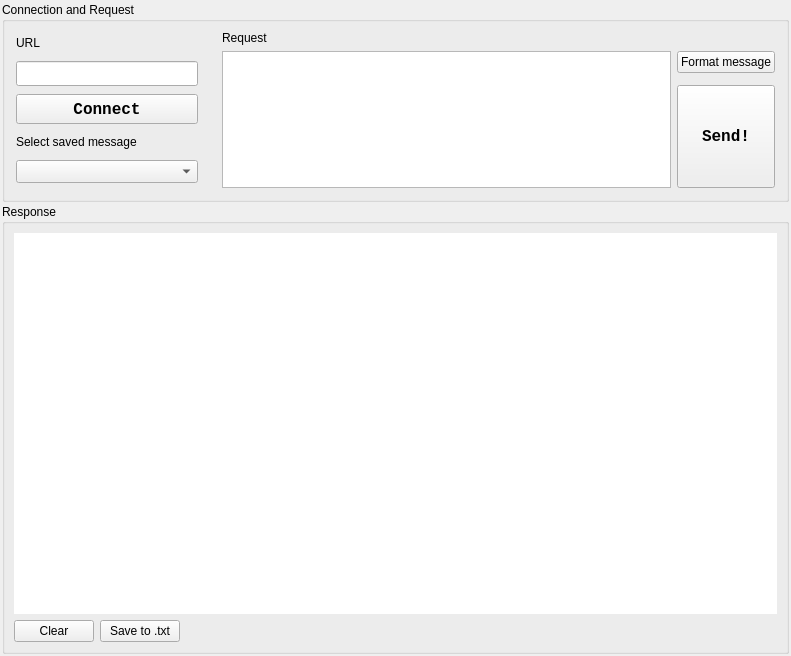
The window that src/CustomTabWidget.ui (junioramilson/json-websocket-client) describes before a commit, drawn with Qt 5.
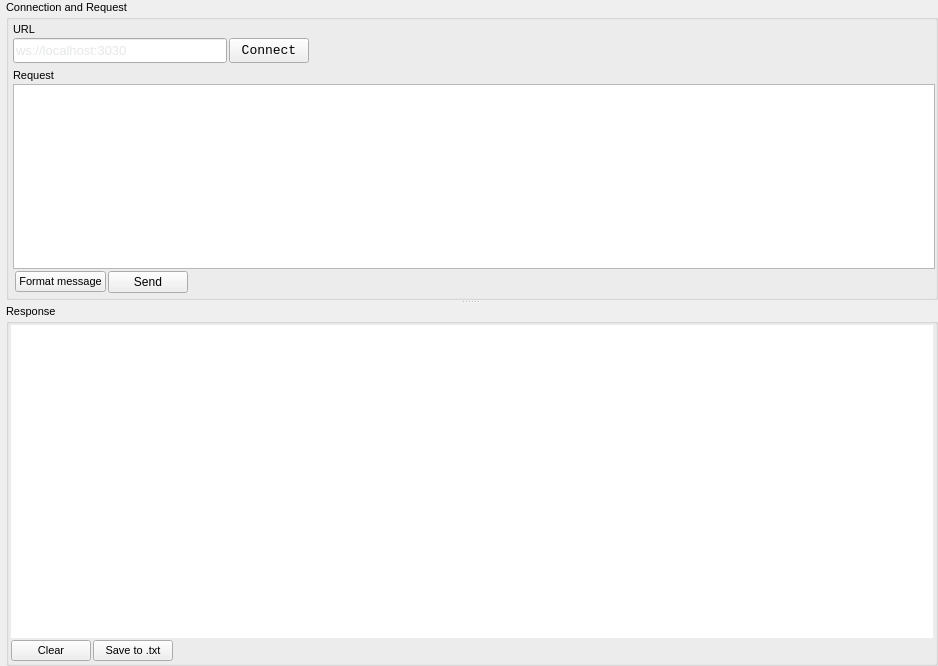
The same window after the commit.

What changed in the file:
```diff
--- a/src/CustomTabWidget.ui
+++ b/src/CustomTabWidget.ui
@@ -6,8 +6,8 @@
    <rect>
     <x>0</x>
     <y>0</y>
-    <width>791</width>
-    <height>656</height>
+    <width>938</width>
+    <height>666</height>
    </rect>
   </property>
   <property name="font">
@@ -18,24 +18,49 @@
   <property name="windowTitle">
    <string>Form</string>
   </property>
+  <layout class="QGridLayout" name="gridLayout_5">
+   <property name="leftMargin">
+    <number>2</number>
+   </property>
+   <property name="topMargin">
+    <number>0</number>
+   </property>
+   <property name="rightMargin">
+    <number>0</number>
+   </property>
+   <property name="bottomMargin">
+    <number>0</number>
+   </property>
+   <property name="spacing">
+    <number>0</number>
+   </property>
+   <item row="0" column="0">
+    <widget class="QSplitter" name="splitter">
+     <property name="orientation">
+      <enum>Qt::Vertical</enum>
+     </property>
+     <widget class="QWidget" name="gridLayoutWidget">
   <layout class="QGridLayout" name="gridLayout">
    <property name="leftMargin">
-    <number>2</number>
+        <number>4</number>
    </property>
    <property name="topMargin">
-    <number>2</number>
+        <number>0</number>
    </property>
    <property name="rightMargin">
-    <number>2</number>
-   </property>
-   <property name="bottomMargin">
-    <number>2</number>
+        <number>0</number>
    </property>
    <property name="spacing">
-    <number>2</number>
+        <number>0</number>
    </property>
    <item row="0" column="0">
     <widget class="QGroupBox" name="groupBox">
+         <property name="sizePolicy">
+          <sizepolicy hsizetype="MinimumExpanding" vsizetype="MinimumExpanding">
+           <horstretch>0</horstretch>
+           <verstretch>0</verstretch>
+          </sizepolicy>
+         </property>
      <property name="minimumSize">
       <size>
        <width>0</width>
@@ -50,26 +75,36 @@
      </property>
      <property name="font">
       <font>
-       <family>Nirmala UI</family>
+           <family>Segoe UI</family>
+           <pointsize>8</pointsize>
        <weight>50</weight>
        <bold>false</bold>
       </font>
      </property>
+         <property name="layoutDirection">
+          <enum>Qt::LeftToRight</enum>
+         </property>
      <property name="title">
       <string>Connection and Request</string>
      </property>
      <property name="flat">
       <bool>true</bool>
      </property>
-     <layout class="QHBoxLayout" name="horizontalLayout">
+         <property name="checkable">
+          <bool>false</bool>
+         </property>
+         <layout class="QVBoxLayout" name="verticalLayout" stretch="0,0">
+          <property name="spacing">
+           <number>2</number>
+          </property>
       <property name="leftMargin">
        <number>2</number>
       </property>
       <property name="topMargin">
-       <number>0</number>
+           <number>2</number>
       </property>
       <property name="rightMargin">
-       <number>2</number>
+           <number>0</number>
       </property>
       <property name="bottomMargin">
        <number>2</number>
@@ -78,14 +113,14 @@
        <widget class="QFrame" name="frame">
         <property name="minimumSize">
          <size>
-          <width>0</width>
-          <height>150</height>
+              <width>300</width>
+              <height>0</height>
          </size>
         </property>
         <property name="maximumSize">
          <size>
           <width>200</width>
-          <height>180</height>
+              <height>50</height>
          </size>
         </property>
         <property name="frameShape">
@@ -97,58 +132,23 @@
         <property name="lineWidth">
          <number>0</number>
         </property>
-        <layout class="QGridLayout" name="gridLayout_3">
+            <layout class="QGridLayout" name="gridLayout_2">
+             <property name="leftMargin">
+              <number>2</number>
+             </property>
+             <property name="topMargin">
+              <number>2</number>
+             </property>
+             <property name="rightMargin">
+              <number>2</number>
+             </property>
+             <property name="bottomMargin">
+              <number>2</number>
+             </property>
+             <property name="spacing">
+              <number>2</number>
+             </property>
          <item row="1" column="0">
-          <widget class="QLineEdit" name="urlTextInput">
-           <property name="minimumSize">
-            <size>
-             <width>0</width>
-             <height>25</height>
-            </size>
-           </property>
-           <property name="font">
-            <font>
-             <family>Consolas</family>
-             <pointsize>9</pointsize>
-             <weight>75</weight>
-             <bold>true</bold>
-             <underline>true</underline>
-             <stylestrategy>PreferAntialias</stylestrategy>
-            </font>
-           </property>
-           <property name="styleSheet">
-            <string notr="true">#urlTextInput {
-  color: #00aaff;
-	background-color: '#252525';
-}</string>
-           </property>
-          </widget>
-         </item>
-         <item row="4" column="0">
-          <widget class="QComboBox" name="comboBox">
-           <property name="font">
-            <font>
-             <pointsize>10</pointsize>
-             <weight>75</weight>
-             <bold>true</bold>
-            </font>
-           </property>
-          </widget>
-         </item>
-         <item row="3" column="0">
-          <widget class="QLabel" name="label_3">
-           <property name="maximumSize">
-            <size>
-             <width>16777215</width>
-             <height>20</height>
-            </size>
-           </property>
-           <property name="text">
-            <string>Select saved message</string>
-           </property>
-          </widget>
-         </item>
-         <item row="0" column="0">
           <widget class="QLabel" name="label">
            <property name="sizePolicy">
             <sizepolicy hsizetype="Preferred" vsizetype="Fixed">
@@ -162,25 +162,68 @@
              <height>20</height>
             </size>
            </property>
+               <property name="font">
+                <font>
+                 <family>Segoe UI</family>
+                 <pointsize>8</pointsize>
+                 <weight>50</weight>
+                 <bold>false</bold>
+                </font>
+               </property>
            <property name="text">
             <string>URL</string>
            </property>
           </widget>
          </item>
-         <item row="2" column="0">
+             <item row="3" column="0">
+              <widget class="QLineEdit" name="urlTextInput">
+               <property name="minimumSize">
+                <size>
+                 <width>0</width>
+                 <height>25</height>
+                </size>
+               </property>
+               <property name="font">
+                <font>
+                 <family>Segoe UI</family>
+                 <pointsize>10</pointsize>
+                 <weight>50</weight>
+                 <bold>false</bold>
+                 <underline>false</underline>
+                 <stylestrategy>PreferAntialias</stylestrategy>
+                </font>
+               </property>
+               <property name="styleSheet">
+                <string notr="true">#urlTextInput {
+  color: rgb(203, 208, 207);
+	background-color: '#rgb(208, 223, 223)';
+}</string>
+               </property>
+               <property name="inputMask">
+                <string/>
+               </property>
+               <property name="text">
+                <string/>
+               </property>
+               <property name="placeholderText">
+                <string>ws://localhost:3030</string>
+               </property>
+              </widget>
+             </item>
+             <item row="3" column="2">
           <widget class="QPushButton" name="connectBtn">
            <property name="minimumSize">
             <size>
              <width>0</width>
-             <height>30</height>
+                 <height>25</height>
             </size>
            </property>
            <property name="font">
             <font>
              <family>Consolas</family>
-             <pointsize>12</pointsize>
-             <weight>75</weight>
-             <bold>true</bold>
+                 <pointsize>10</pointsize>
+                 <weight>50</weight>
+                 <bold>false</bold>
             </font>
            </property>
            <property name="styleSheet">
@@ -196,6 +239,12 @@
       </item>
       <item>
        <widget class="QFrame" name="frame_2">
+            <property name="minimumSize">
+             <size>
+              <width>0</width>
+              <height>50</height>
+             </size>
+            </property>
         <property name="frameShape">
          <enum>QFrame::NoFrame</enum>
         </property>
@@ -205,15 +254,23 @@
         <property name="lineWidth">
          <number>0</number>
         </property>
-        <layout class="QGridLayout" name="gridLayout_4">
-         <item row="1" column="1">
-          <widget class="QPushButton" name="formatMessageBtn">
-           <property name="text">
-            <string>Format message</string>
-           </property>
-          </widget>
-         </item>
-         <item row="0" column="0" alignment="Qt::AlignTop">
+            <layout class="QGridLayout" name="gridLayout_3">
+             <property name="leftMargin">
+              <number>2</number>
+             </property>
+             <property name="topMargin">
+              <number>2</number>
+             </property>
+             <property name="rightMargin">
+              <number>0</number>
+             </property>
+             <property name="bottomMargin">
+              <number>2</number>
+             </property>
+             <property name="spacing">
+              <number>2</number>
+             </property>
+             <item row="0" column="0" colspan="3">
           <widget class="QLabel" name="label_2">
            <property name="maximumSize">
             <size>
@@ -221,16 +278,91 @@
              <height>25</height>
             </size>
            </property>
+               <property name="font">
+                <font>
+                 <family>Segoe UI</family>
+                 <pointsize>8</pointsize>
+                 <weight>50</weight>
+                 <bold>false</bold>
+                </font>
+               </property>
            <property name="text">
             <string>Request</string>
            </property>
           </widget>
          </item>
-         <item row="1" column="0" rowspan="3">
-          <widget class="QPlainTextEdit" name="messageTextInput">
+             <item row="2" column="3">
+              <spacer name="horizontalSpacer_2">
+               <property name="orientation">
+                <enum>Qt::Horizontal</enum>
+               </property>
+               <property name="sizeHint" stdset="0">
+                <size>
+                 <width>40</width>
+                 <height>20</height>
+                </size>
+               </property>
+              </spacer>
+             </item>
+             <item row="2" column="1">
+              <widget class="QPushButton" name="formatMessageBtn">
            <property name="font">
             <font>
-             <family>Consolas</family>
+                 <family>Segoe UI</family>
+                 <pointsize>8</pointsize>
+                 <weight>50</weight>
+                 <bold>false</bold>
+                </font>
+               </property>
+               <property name="text">
+                <string>Format message</string>
+               </property>
+               <property name="flat">
+                <bool>false</bool>
+               </property>
+              </widget>
+             </item>
+             <item row="2" column="2">
+              <widget class="QPushButton" name="sendMessageBtn">
+               <property name="sizePolicy">
+                <sizepolicy hsizetype="Minimum" vsizetype="Preferred">
+                 <horstretch>0</horstretch>
+                 <verstretch>0</verstretch>
+                </sizepolicy>
+               </property>
+               <property name="minimumSize">
+                <size>
+                 <width>0</width>
+                 <height>0</height>
+                </size>
+               </property>
+               <property name="font">
+                <font>
+                 <family>Segoe UI</family>
+                 <pointsize>9</pointsize>
+                 <weight>50</weight>
+                 <bold>false</bold>
+                </font>
+               </property>
+               <property name="styleSheet">
+                <string notr="true"/>
+               </property>
+               <property name="text">
+                <string>Send</string>
+               </property>
+              </widget>
+             </item>
+             <item row="1" column="0" colspan="4">
+              <widget class="QTextEdit" name="messageTextInput">
+               <property name="minimumSize">
+                <size>
+                 <width>0</width>
+                 <height>50</height>
+                </size>
+               </property>
+               <property name="font">
+                <font>
+                 <family>JetBrains Mono</family>
              <pointsize>9</pointsize>
             </font>
            </property>
@@ -245,60 +377,9 @@
            <property name="sizeAdjustPolicy">
             <enum>QAbstractScrollArea::AdjustToContents</enum>
            </property>
-           <property name="documentTitle">
-            <string>Test</string>
-           </property>
-           <property name="lineWrapMode">
-            <enum>QPlainTextEdit::WidgetWidth</enum>
-           </property>
-           <property name="overwriteMode">
-            <bool>false</bool>
-           </property>
-           <property name="tabStopWidth">
-            <number>8</number>
-           </property>
-           <property name="cursorWidth">
-            <number>2</number>
-           </property>
-           <property name="textInteractionFlags">
-            <set>Qt::LinksAccessibleByKeyboard|Qt::LinksAccessibleByMouse|Qt::TextBrowserInteraction|Qt::TextEditable|Qt::TextEditorInteraction|Qt::TextSelectableByKeyboard|Qt::TextSelectableByMouse</set>
-           </property>
-           <property name="backgroundVisible">
-            <bool>false</bool>
-           </property>
-           <property name="centerOnScroll">
-            <bool>false</bool>
-           </property>
-          </widget>
-         </item>
-         <item row="3" column="1">
-          <widget class="QPushButton" name="sendMessageBtn">
-           <property name="sizePolicy">
-            <sizepolicy hsizetype="Minimum" vsizetype="Expanding">
-             <horstretch>0</horstretch>
-             <verstretch>0</verstretch>
-            </sizepolicy>
-           </property>
-           <property name="minimumSize">
-            <size>
-             <width>0</width>
-             <height>0</height>
-            </size>
-           </property>
-           <property name="font">
-            <font>
-             <family>Consolas</family>
-             <pointsize>12</pointsize>
-             <weight>75</weight>
-             <bold>true</bold>
-            </font>
-           </property>
-           <property name="styleSheet">
-            <string notr="true"/>
-           </property>
-           <property name="text">
-            <string>Send!</string>
-           </property>
+              </widget>
+             </item>
+            </layout>
           </widget>
          </item>
         </layout>
@@ -306,18 +387,29 @@
       </item>
      </layout>
     </widget>
-   </item>
-   <item row="1" column="0">
+     <widget class="QWidget" name="gridLayoutWidget_2">
+      <layout class="QGridLayout" name="gridLayout_4">
+       <property name="leftMargin">
+        <number>4</number>
+       </property>
+       <property name="topMargin">
+        <number>0</number>
+       </property>
+       <property name="spacing">
+        <number>0</number>
+       </property>
+       <item row="0" column="0">
     <widget class="QGroupBox" name="groupBox_2">
      <property name="minimumSize">
       <size>
        <width>500</width>
-       <height>450</height>
+           <height>200</height>
       </size>
      </property>
      <property name="font">
       <font>
-       <family>Nirmala UI</family>
+           <family>Segoe UI</family>
+           <pointsize>8</pointsize>
        <weight>50</weight>
        <bold>false</bold>
       </font>
@@ -329,12 +421,27 @@
       <bool>true</bool>
      </property>
      <layout class="QVBoxLayout" name="verticalLayout_2">
+          <property name="spacing">
+           <number>2</number>
+          </property>
+          <property name="leftMargin">
+           <number>2</number>
+          </property>
+          <property name="topMargin">
+           <number>2</number>
+          </property>
+          <property name="rightMargin">
+           <number>2</number>
+          </property>
+          <property name="bottomMargin">
+           <number>2</number>
+          </property>
       <item>
        <widget class="QPlainTextEdit" name="responsePlainText">
         <property name="minimumSize">
          <size>
           <width>0</width>
-          <height>350</height>
+              <height>100</height>
          </size>
         </property>
         <property name="font">
@@ -387,6 +494,14 @@
             <height>16777215</height>
            </size>
           </property>
+              <property name="font">
+               <font>
+                <family>Segoe UI</family>
+                <pointsize>8</pointsize>
+                <weight>50</weight>
+                <bold>false</bold>
+               </font>
+              </property>
           <property name="text">
            <string>Clear</string>
           </property>
@@ -406,6 +521,14 @@
             <height>100</height>
            </size>
           </property>
+              <property name="font">
+               <font>
+                <family>Segoe UI</family>
+                <pointsize>8</pointsize>
+                <weight>50</weight>
+                <bold>false</bold>
+               </font>
+              </property>
           <property name="layoutDirection">
            <enum>Qt::LeftToRight</enum>
           </property>
@@ -448,6 +571,10 @@
        </layout>
       </item>
      </layout>
+        </widget>
+       </item>
+      </layout>
+     </widget>
     </widget>
    </item>
   </layout>
```
Lines whose indentation alone changed are shown as unchanged.
